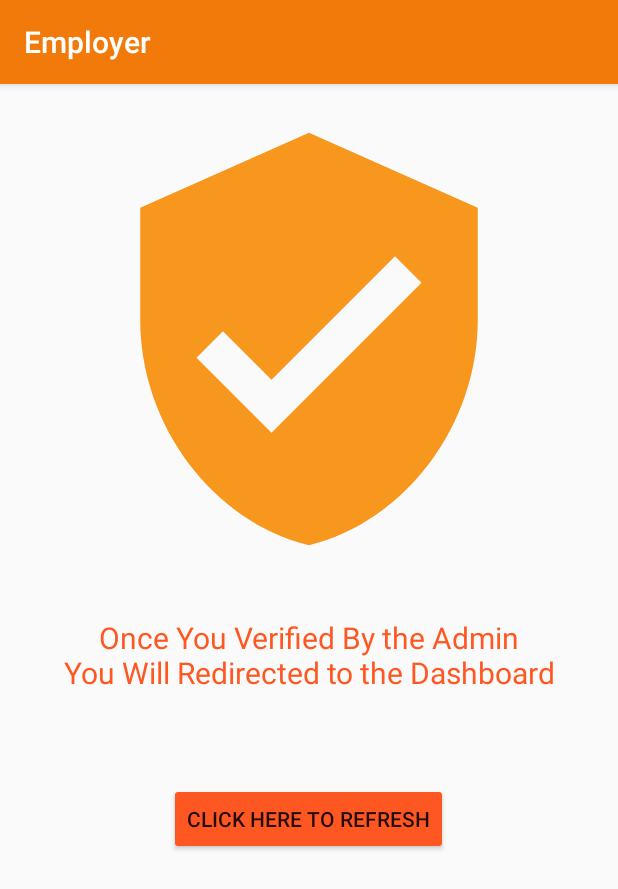
After one commit to Badkul77/Employer, an Android app: the Verification_Activity screen opened directly, with no data from a screen before it, on a phone screen of 412 x 824 dp. The commit adds this screen. Shown: the top 889 px of the screen. Run offline under Robolectric (Android 15) with nearby library versions, the phone set to English and light mode, and no system bars; our stand-ins replace Firebase (no records; nobody signed in at launch, a user with empty details on screens opened directly); Roboto replaces fonts that are not available here.

Commit message:
Client Modification

```diff
--- a/app/src/main/java/com/example/employer/EditActivity.java
+++ b/app/src/main/java/com/example/employer/EditActivity.java
@@ -130,7 +130,7 @@ public class EditActivity extends AppCompatActivity implements DatePickerDialog.
                     reference.child("Company_name").setValue(mcompanyname);
                     reference.child("UserId").setValue(userID);
                     reference.child("Location").setValue(mjoblocation);
-                    reference.child("Job_ID").setValue(time+"job"+id);
+                  //  reference.child("Job_ID").setValue(time+"job"+id);
                    // reference.child("Job_Publish_date").setValue(formattedDate);
                     Toast.makeText(EditActivity.this, "Succesfully Registered", Toast.LENGTH_SHORT).show();                }
             }
--- a/app/src/main/java/com/example/employer/ShortList_Activity.java
+++ b/app/src/main/java/com/example/employer/ShortList_Activity.java
@@ -54,7 +54,7 @@ RecyclerView recyclerView;
                 location=dataSnapshot.child(apply).child("userLocation").getValue().toString();
              language=dataSnapshot.child(apply).child("userLangauge").getValue().toString();
             employee_id=dataSnapshot.child(apply).child("employeeId").getValue().toString();
-                 status=dataSnapshot.child(apply).child("job_status").getValue().toString();
+                 status=dataSnapshot.child(apply).child("status").getValue().toString();
              al.add(new ShortListing(name,location,language,apply,employee_id,status));
                  adapter.notifyDataSetChanged();
              }
--- /dev/null
+++ b/app/src/main/java/com/example/employer/Verification_Activity.java
@@ -0,0 +1,71 @@
+package com.example.employer;
+
+import androidx.appcompat.app.AppCompatActivity;
+
+import android.content.Intent;
+import android.os.Bundle;
+import android.view.View;
+import android.widget.Button;
+import android.widget.Toast;
+
+import com.google.android.gms.tasks.OnSuccessListener;
+import com.google.firebase.auth.FirebaseAuth;
+import com.google.firebase.firestore.DocumentReference;
+import com.google.firebase.firestore.DocumentSnapshot;
+import com.google.firebase.firestore.FirebaseFirestore;
+
+public class Verification_Activity extends AppCompatActivity {
+    FirebaseAuth fAuth;
+    FirebaseFirestore fStore;
+    String userID;
+    Button btnrefresh;
+    @Override
+    protected void onCreate(Bundle savedInstanceState) {
+        super.onCreate(savedInstanceState);
+        setContentView(R.layout.activity_verification_);
+        fAuth = FirebaseAuth.getInstance();
+        fStore = FirebaseFirestore.getInstance();
+        userID = fAuth.getCurrentUser().getUid();
+        btnrefresh=findViewById(R.id.btnrefresh);
+        final DocumentReference documentReference=fStore.collection("Employers").document(userID);
+        documentReference.get().addOnSuccessListener(new OnSuccessListener<DocumentSnapshot>() {
+            @Override
+            public void onSuccess(DocumentSnapshot documentSnapshot) {
+                if (documentSnapshot.exists())
+                {
+                    String check=documentSnapshot.getString("Valid").trim();
+                    if (check.contains("true"))
+                    {
+                        Intent intent=new Intent(Verification_Activity.this,MainActivity.class);
+                        startActivity(intent);
+                    }
+                }
+            }
+        }  );
+        btnrefresh.setOnClickListener(new View.OnClickListener() {
+            @Override
+            public void onClick(View v) {
+                final DocumentReference documentReference=fStore.collection("Employers").document(userID);
+                documentReference.get().addOnSuccessListener(new OnSuccessListener<DocumentSnapshot>() {
+                    @Override
+                    public void onSuccess(DocumentSnapshot documentSnapshot) {
+                        if (documentSnapshot.exists())
+                        {
+                            String check=documentSnapshot.getString("Valid").trim();
+                            if (check.contains("true"))
+                            {
+                                Intent intent=new Intent(Verification_Activity.this,MainActivity.class);
+                                startActivity(intent);
+                            }
+                            else {
+                                Toast.makeText(Verification_Activity.this, "You are not verified now", Toast.LENGTH_SHORT).show();
+                            }
+                        }
+                    }
+                }  );
+            }
+        });
+
+
+    }
+}
--- /dev/null
+++ b/app/src/main/res/drawable/time.xml
@@ -0,0 +1,5 @@
+<vector android:height="24dp" android:tint="#F8971D"
+    android:viewportHeight="24.0" android:viewportWidth="24.0"
+    android:width="24dp" xmlns:android="http://schemas.android.com/apk/res/android">
+    <path android:fillColor="#FF000000" android:pathData="M11.99,2C6.47,2 2,6.48 2,12s4.47,10 9.99,10C17.52,22 22,17.52 22,12S17.52,2 11.99,2zM12,20c-4.42,0 -8,-3.58 -8,-8s3.58,-8 8,-8 8,3.58 8,8 -3.58,8 -8,8zM12.5,7H11v6l5.25,3.15 0.75,-1.23 -4.5,-2.67z"/>
+</vector>
--- /dev/null
+++ b/app/src/main/res/drawable/verification.xml
@@ -0,0 +1,5 @@
+<vector android:height="24dp" android:tint="#F8971D"
+    android:viewportHeight="24.0" android:viewportWidth="24.0"
+    android:width="24dp" xmlns:android="http://schemas.android.com/apk/res/android">
+    <path android:fillColor="#FF000000" android:pathData="M12,1L3,5v6c0,5.55 3.84,10.74 9,12 5.16,-1.26 9,-6.45 9,-12L21,5l-9,-4zM10,17l-4,-4 1.41,-1.41L10,14.17l6.59,-6.59L18,9l-8,8z"/>
+</vector>
--- /dev/null
+++ b/app/src/main/res/layout/activity_verification_.xml
@@ -0,0 +1,35 @@
+<?xml version="1.0" encoding="utf-8"?>
+<LinearLayout android:layout_width="match_parent"
+    android:layout_height="wrap_content"
+    android:orientation="vertical"
+    xmlns:android="http://schemas.android.com/apk/res/android" >
+    <ImageView
+        android:layout_width="match_parent"
+        android:layout_height="300dp"
+        android:src="@drawable/verification"
+        android:layout_marginTop="@dimen/dimen_20dp"
+        >
+
+    </ImageView>
+    <TextView
+        android:layout_width="match_parent"
+        android:layout_height="wrap_content"
+        android:text="Once You Verified By the Admin\nYou Will Redirected to the Dashboard"
+        android:gravity="center"
+        android:textSize="@dimen/dimen_20dp"
+        android:layout_marginTop="@dimen/dimen_35dp"
+        android:textColor="@color/gray_color"
+        >
+    </TextView>
+    <Button
+        android:id="@+id/btnrefresh"
+        android:layout_width="wrap_content"
+        android:layout_height="wrap_content"
+        android:text="Click Here To Refresh"
+        android:layout_gravity="center"
+        android:layout_marginTop="@dimen/dimen_60dp"
+        android:backgroundTint="@color/gray_color"
+        >
+
+    </Button>
+</LinearLayout>
--- a/app/src/main/res/layout/item_active_job_list_view.xml
+++ b/app/src/main/res/layout/item_active_job_list_view.xml
@@ -230,7 +230,7 @@
                         android:layout_height="wrap_content"
                         android:padding="10dp"
                         android:layout_marginLeft="@dimen/dimen_70dp"
-                        android:text="Delete Job" />
+                        android:text="Cancel Job" />
                     <Button
                         android:id="@+id/btnedit"
                         android:layout_width="wrap_content"
```
Also changed, not shown: app/src/main/AndroidManifest.xml (+4 -3 lines), app/src/main/java/com/example/employer/Detail_Activity.java (+25 -28 lines), app/src/main/java/com/example/employer/Job_Activity.java (+99 -5 lines), app/src/main/java/com/example/employer/RegisterAcitivity.java (+11 -2 lines), app/src/main/java/com/example/employer/ShortListAdapter.java (+57 -13 lines), app/src/main/res/layout/activity_job.xml (+28 -18 lines).
